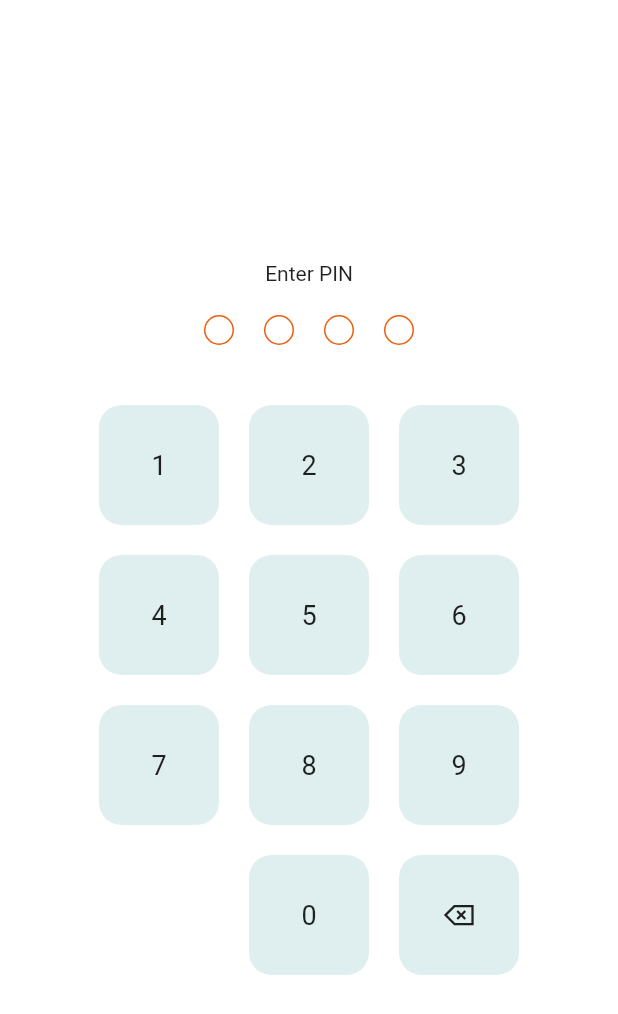
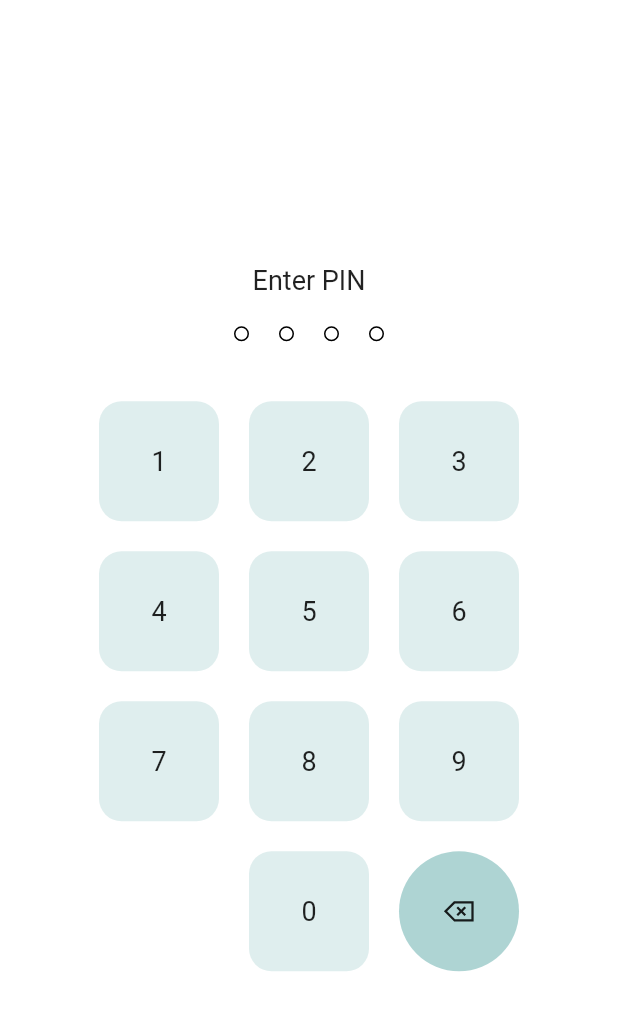
Before and after one commit to rsoft-in/scrawler, a Flutter app: the AppLockPage screen opened directly, on a phone screen of 412 x 824 dp. Shown: the top 1014 px of the screen. Run offline on Flutter 3.47's test engine with Material 2 defaults, Android fonts, the phone set to English and light mode, and no system bars; our stand-ins replace file_picker, flutter_widget_from_html, google_nav_bar, line_icons, share, shared_preferences and 2 more; missing offline and left inert: bitsdojo_window, nextcloud; accounts and stored records are empty.

Commit message:
[2/2] AppLock, CleanUp

```diff
--- a/lib/main.dart
+++ b/lib/main.dart
@@ -54,7 +54,9 @@ class _StartPageState extends State<StartPage> {
     setState(() {
       isAppUnlocked = prefs.getBool("is_app_unlocked") ?? false;
       isPinRequired = prefs.getBool("is_pin_required") ?? false;
-      if (!isAppUnlocked && isPinRequired) {
+      print(isAppUnlocked);
+      print(isPinRequired);
+      if (isPinRequired) {
         Navigator.of(context).pushAndRemoveUntil(
             new MaterialPageRoute(
               builder: (BuildContext context) =>
--- a/lib/pages/app.dart
+++ b/lib/pages/app.dart
@@ -4,7 +4,6 @@ import 'package:bnotes/pages/archive_page.dart';
 import 'package:bnotes/pages/home_page.dart';
 import 'package:bnotes/pages/search_page.dart';
 import 'package:bnotes/pages/settings_page.dart';
-import 'package:bottom_bar/bottom_bar.dart';
 import 'package:flutter/material.dart';
 import 'package:flutter/services.dart';
 import 'package:line_icons/line_icons.dart';
@@ -93,7 +92,7 @@ class _ScrawlAppState extends State<ScrawlApp> {
     _pageController = new PageController();
   }
 
-  Future<bool> onWillPop()async {
+  Future<bool> onWillPop() async {
     if (_pageController.page!.round() == _pageController.initialPage) {
       sharedPreferences.setBool("is_app_unlocked", false);
       return true;
--- a/lib/pages/app_lock_page.dart
+++ b/lib/pages/app_lock_page.dart
@@ -48,6 +48,7 @@ class _AppLockPageState extends State<AppLockPage> {
   @override
   Widget build(BuildContext context) {
     return Scaffold(
+      // backgroundColor: kAccentColor,
       // appBar: AppBar(),
       body: Center(
         child: Column(
@@ -55,7 +56,10 @@ class _AppLockPageState extends State<AppLockPage> {
           children: [
             Padding(
               padding: kGlobalOuterPadding,
-              child: Text(helperText),
+              child: Text(
+                helperText,
+                style: TextStyle(fontSize: 18),
+              ),
             ),
             Padding(
               padding: kGlobalOuterPadding,
@@ -163,8 +167,8 @@ class _AppLockPageState extends State<AppLockPage> {
               children: [
                 Visibility(
                   visible: widget.appLockState == AppLockState.SET,
-                  child: PinButton(
-                      onTap: () => Navigator.pop(context),
+                  child: FunctionButton(
+                      onTap: () => Navigator.pop(context, 'no'),
                       child: Icon(Icons.arrow_back)),
                 ),
                 Visibility(
@@ -180,7 +184,7 @@ class _AppLockPageState extends State<AppLockPage> {
                     style: TextStyle(fontSize: 18),
                   ),
                 ),
-                PinButton(
+                FunctionButton(
                     onTap: () => deleteDigit(),
                     child: Icon(LineIcons.backspace)),
               ],
@@ -230,9 +234,10 @@ class _AppLockPageState extends State<AppLockPage> {
             prefs.setBool("is_app_unlocked", true);
             prefs.setBool("is_pin_required", true);
             prefs.setString("app_pin", pinNumber);
+            print('dingdong');
+            Navigator.pop(context, true);
             ScaffoldMessenger.of(context)
                 .showSnackBar(new SnackBar(content: Text(LOCK_SET)));
-            Navigator.pop(context);
           } else {
             pinNumber = '';
             pinNumberConfirmed = '';
@@ -265,15 +270,19 @@ class PinDots extends StatefulWidget {
 class _PinDotsState extends State<PinDots> {
   @override
   Widget build(BuildContext context) {
+    var brightness = MediaQuery.of(context).platformBrightness;
+    bool darkModeOn = brightness == Brightness.dark;
     return Container(
-      width: 20,
-      height: 20,
+      width: 10,
+      height: 10,
       margin: EdgeInsets.symmetric(horizontal: 10),
       decoration: BoxDecoration(
-        borderRadius: BorderRadius.circular(10.0),
-        color: widget.isFilled ? kSecondaryColor : Colors.transparent,
+        borderRadius: BorderRadius.circular(5.0),
+        color: widget.isFilled
+            ? (darkModeOn ? Colors.white : Colors.black)
+            : Colors.transparent,
         border: Border.all(
-          color: kSecondaryColor,
+          color: (darkModeOn ? Colors.white : Colors.black),
         ),
       ),
     );
@@ -293,6 +302,8 @@ class PinButton extends StatefulWidget {
 class _PinButtonState extends State<PinButton> {
   @override
   Widget build(BuildContext context) {
+    var brightness = MediaQuery.of(context).platformBrightness;
+    bool darkModeOn = brightness == Brightness.dark;
     return Container(
       margin: EdgeInsets.all(10),
       child: InkWell(
@@ -303,11 +314,49 @@ class _PinButtonState extends State<PinButton> {
           height: 80,
           alignment: Alignment.center,
           decoration: BoxDecoration(
-              color: kPrimaryColor.withOpacity(0.2),
-              borderRadius: BorderRadius.circular(15)),
+            color: darkModeOn
+                ? kPrimaryColor.withOpacity(0.2)
+                : kPrimaryColor.withOpacity(.2),
+            borderRadius: BorderRadius.circular(15),
+          ),
           child: widget.child,
         ),
       ),
     );
   }
 }
+
+class FunctionButton extends StatefulWidget {
+  final Widget child;
+  final Function onTap;
+  const FunctionButton({Key? key, required this.child, required this.onTap})
+      : super(key: key);
+
+  @override
+  _FunctionButtonState createState() => _FunctionButtonState();
+}
+
+class _FunctionButtonState extends State<FunctionButton> {
+  @override
+  Widget build(BuildContext context) {
+    var brightness = MediaQuery.of(context).platformBrightness;
+    bool darkModeOn = brightness == Brightness.dark;
+    return Container(
+      margin: EdgeInsets.all(10),
+      child: InkWell(
+        onTap: () => widget.onTap(),
+        borderRadius: BorderRadius.circular(40),
+        child: Container(
+          width: 80,
+          height: 80,
+          alignment: Alignment.center,
+          decoration: BoxDecoration(
+            color: kPrimaryColor.withOpacity(.5),
+            borderRadius: BorderRadius.circular(40),
+          ),
+          child: widget.child,
+        ),
+      ),
+    );
+  }
+}
--- a/lib/pages/edit_note_page.dart
+++ b/lib/pages/edit_note_page.dart
@@ -43,7 +43,6 @@ class _EditNotePageState extends State<EditNotePage> {
 
   @override
   void initState() {
-    // TODO: implement initState
     super.initState();
     setState(() {
       note = widget.note;
--- a/lib/pages/home_page.dart
+++ b/lib/pages/home_page.dart
@@ -14,7 +14,6 @@ import 'package:bnotes/widgets/color_palette.dart';
 import 'package:flutter/rendering.dart';
 import 'package:flutter_staggered_grid_view/flutter_staggered_grid_view.dart';
 import 'package:intl/intl.dart';
-import 'package:nextcloud/nextcloud.dart';
 import 'package:shared_preferences/shared_preferences.dart';
 import 'package:uuid/uuid.dart';
 import 'package:universal_platform/universal_platform.dart';
--- a/lib/pages/note_reader_page.dart
+++ b/lib/pages/note_reader_page.dart
@@ -8,7 +8,6 @@ import 'package:bnotes/pages/labels_page.dart';
 import 'package:bnotes/widgets/color_palette.dart';
 import 'package:flutter/cupertino.dart';
 import 'package:flutter/material.dart';
-import 'package:flutter_markdown/flutter_markdown.dart';
 import 'package:flutter_widget_from_html/flutter_widget_from_html.dart';
 import 'package:universal_platform/universal_platform.dart';
 
@@ -78,7 +77,9 @@ class _NoteReaderPageState extends State<NoteReaderPage> {
           backgroundColor: NoteColor.getColor(selectedPageColor, darkModeOn),
           leading: IconButton(
             onPressed: () => Navigator.pop(context, true),
-            icon: UniversalPlatform.isIOS ? Icon(CupertinoIcons.back) : Icon(Icons.arrow_back),
+            icon: UniversalPlatform.isIOS
+                ? Icon(CupertinoIcons.back)
+                : Icon(Icons.arrow_back),
             color: darkModeOn && selectedPageColor == 0
                 ? Colors.white
                 : Colors.black,
--- a/pubspec.yaml
+++ b/pubspec.yaml
@@ -35,7 +35,7 @@ dependencies:
   google_nav_bar: ^5.0.5
 
 flutter_icons:
-  android: "launcher_icon"
+  # android: "launcher_icon"
   ios: true
   image_path: "images/bnotes-transparent.png"
 
```
Also changed, not shown: lib/pages/about_page.dart (+4 -4 lines), lib/pages/backup_restore_page.dart (+6 -3 lines), lib/pages/login_page.dart (+8 -12 lines), lib/pages/settings_page.dart (+73 -18 lines), 1 other file.
